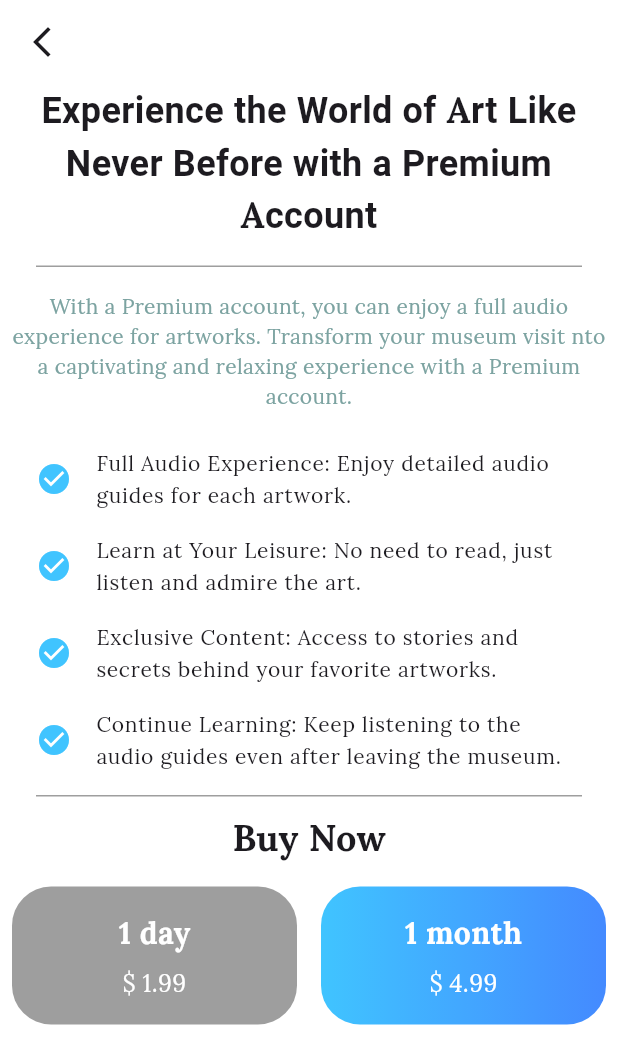
After one commit to LaviniaSurubariu/smart_museum, a Flutter app: the SubscriptionPage screen opened by its route, on a phone screen of 412 x 824 dp. The commit adds this screen. Shown: the top 1064 px of the screen. Run offline on Flutter 3.47's test engine with Material 3 defaults, Android fonts, the phone set to English and light mode, and no system bars; our stand-ins replace audioplayers, cloud_firestore, firebase_auth, firebase_core, firebase_storage, flutter_redux and 7 more; missing offline and left inert: mobile_scanner, redux_epics; accounts and stored records are empty.

Commit message:
add subscription page design

```diff
--- a/lib/main.dart
+++ b/lib/main.dart
@@ -22,6 +22,7 @@ import 'presentation/user_pages/artwork_details_page.dart';
 import 'presentation/user_pages/home_screen.dart';
 import 'presentation/user_pages/profile_page.dart';
 import 'presentation/user_pages/qr_scan_page.dart';
+import 'presentation/user_pages/subscription_page.dart';
 import 'presentation/utils/customTheme.dart';
 import 'reducer/reducer.dart';
 
@@ -68,6 +69,7 @@ class MyApp extends StatelessWidget {
           '/profileAdminPage': (BuildContext context) => const ProfileAdminPage(),
           '/generateQrCodePage': (BuildContext context) => const GenerateQrCodePage(),
           '/artworkDetailsPage': (BuildContext context) => const ArtWorkDetailsPage(),
+          '/subscriptionPage': (BuildContext context) => const SubscriptionPage(),
 
         },
       ),
--- a/lib/presentation/user_pages/profile_page.dart
+++ b/lib/presentation/user_pages/profile_page.dart
@@ -89,7 +89,7 @@ class _ProfilePageState extends State<ProfilePage> {
 
                   /// -- BUTTON
                   SizedBox(
-                    width: 200,
+                    width: 210,
                     child: ElevatedButton(
                       onPressed: () {
                         Navigator.pushReplacementNamed(context, '/updateProfilePage');
@@ -97,6 +97,20 @@ class _ProfilePageState extends State<ProfilePage> {
                       style: ElevatedButton.styleFrom(
                           backgroundColor: Colors.grey, side: BorderSide.none, shape: const StadiumBorder()),
                       child: const Text('Edit Profile', style: TextStyle(color: Colors.black)),
+                    ),
+                  ),
+                  const SizedBox(
+                    height: 20,
+                  ),
+                  SizedBox(
+                    width: 210,
+                    child: ElevatedButton(
+                      onPressed: () {
+                        Navigator.pushReplacementNamed(context, '/subscriptionPage');
+                      },
+                      style: ElevatedButton.styleFrom(
+                          backgroundColor: Colors.lightBlueAccent, side: BorderSide.none, shape: const StadiumBorder()),
+                      child: const Text('Try premium account ', style: TextStyle(color: Colors.black)),
                     ),
                   ),
                   const SizedBox(height: 30),
--- /dev/null
+++ b/lib/presentation/user_pages/subscription_page.dart
@@ -0,0 +1,180 @@
+import 'package:flutter/material.dart';
+import 'package:google_fonts/google_fonts.dart';
+
+class SubscriptionPage extends StatefulWidget {
+  const SubscriptionPage({super.key});
+
+  @override
+  State<SubscriptionPage> createState() => _SubscriptionPageState();
+}
+
+class _SubscriptionPageState extends State<SubscriptionPage> {
+  @override
+  Widget build(BuildContext context) {
+    return Scaffold(
+      appBar: AppBar(
+        leading: IconButton(
+          icon: const Icon(Icons.arrow_back_ios_new),
+          onPressed: () {
+            Navigator.pushReplacementNamed(context, '/profilePage');
+          },
+        ),
+        title: const Text(''),
+      ),
+      body: ListView(
+        children: <Widget>[
+          Padding(
+            padding: const EdgeInsets.only(left: 8.0, right: 8.0),
+            child: Column(
+              crossAxisAlignment: CrossAxisAlignment.start,
+              children: <Widget>[
+                Center(
+                  child: Text(
+                    'Experience the World of Art Like Never Before with a Premium Account',
+                    style: TextStyle(
+                        fontSize: 24, fontWeight: FontWeight.bold, fontFamily: GoogleFonts.breeSerif().fontFamily),
+                    textAlign: TextAlign.center,
+                  ),
+                ),
+                const SizedBox(height: 16),
+                const Padding(
+                  padding: EdgeInsets.only(left: 16.0, right: 16.0),
+                  child: Divider(
+                    height: 1,
+                    color: Colors.grey,
+                  ),
+                ),
+                const SizedBox(height: 16),
+
+                const Text(
+                  'With a Premium account, you can enjoy a full audio experience for artworks. Transform your museum visit nto a captivating and relaxing experience with a Premium account.',
+                  style: TextStyle(
+                    color: Color.fromRGBO(124, 163, 161, 1),
+                  ),
+                  textAlign: TextAlign.center,
+                ),
+                const SizedBox(height: 16),
+                const ListTile(
+                  leading: Icon(Icons.check_circle, color: Colors.lightBlueAccent),
+                  title: Text('Full Audio Experience: Enjoy detailed audio guides for each artwork.',
+                      style: TextStyle(fontSize: 14)),
+                ),
+                const ListTile(
+                  leading: Icon(Icons.check_circle, color: Colors.lightBlueAccent),
+                  title: Text('Learn at Your Leisure: No need to read, just listen and admire the art.',
+                      style: TextStyle(fontSize: 14)),
+                ),
+                const ListTile(
+                  leading: Icon(Icons.check_circle, color: Colors.lightBlueAccent),
+                  title: Text('Exclusive Content: Access to stories and secrets behind your favorite artworks.',
+                      style: TextStyle(fontSize: 14)),
+                ),
+                const ListTile(
+                  leading: Icon(Icons.check_circle, color: Colors.lightBlueAccent),
+                  title: Text('Continue Learning: Keep listening to the audio guides even after leaving the museum.',
+                      style: TextStyle(fontSize: 14)),
+                ),
+                const SizedBox(height: 8),
+                const Padding(
+                  padding: EdgeInsets.only(left: 16.0, right: 16.0, bottom: 10.0),
+                  child: Divider(
+                    height: 1,
+                    color: Colors.grey,
+                  ),
+                ),
+                const Center(
+                  child: Text(
+                    'Buy Now',
+                    style: TextStyle(fontSize: 24, fontWeight: FontWeight.bold),
+                  ),
+                ),
+                const SizedBox(height: 16),
+                Row(
+                  mainAxisAlignment: MainAxisAlignment.spaceEvenly,
+                  children: <Widget>[
+                    Expanded(
+                      child: Material(
+                        color: Colors.transparent,
+                        shadowColor: Colors.white,
+                        child: Container(
+                          decoration: const BoxDecoration(
+                            borderRadius: BorderRadius.all(Radius.circular(26.0)),
+                            color: Colors.grey,
+                          ),
+                          child: const Padding(
+                            padding: EdgeInsets.all(16.0),
+                            child: Center(
+                              child: Column(
+                                crossAxisAlignment: CrossAxisAlignment.start,
+                                children: <Widget>[
+                                  Center(
+                                    child: Text(
+                                      '1 day',
+                                      style: TextStyle(fontSize: 20, fontWeight: FontWeight.bold, color: Colors.white),
+                                    ),
+                                  ),
+                                  SizedBox(height: 8),
+                                  Center(
+                                    child: Text(
+                                      r'$ 1.99',
+                                      style: TextStyle(fontSize: 16, color: Colors.white),
+                                    ),
+                                  ),
+                                ],
+                              ),
+                            ),
+                          ),
+                        ),
+                      ),
+                    ),
+                    const SizedBox(width: 16),
+                    Expanded(
+                      child: Material(
+                        color: Colors.transparent,
+                        shadowColor: Colors.white,
+                        child: Container(
+                          decoration: const BoxDecoration(
+                            borderRadius: BorderRadius.all(Radius.circular(26.0)),
+                            gradient: LinearGradient(
+                              colors: <Color>[
+                                Colors.lightBlueAccent,
+                                Colors.blueAccent,
+                              ],
+                            ),
+                          ),
+                          child: const Padding(
+                            padding: EdgeInsets.all(16.0),
+                            child: Center(
+                              child: Column(
+                                crossAxisAlignment: CrossAxisAlignment.start,
+                                children: <Widget>[
+                                  Center(
+                                    child: Text(
+                                      '1 month',
+                                      style: TextStyle(fontSize: 20, fontWeight: FontWeight.bold, color: Colors.white),
+                                    ),
+                                  ),
+                                  SizedBox(height: 8),
+                                  Center(
+                                    child: Text(
+                                      r'$ 4.99',
+                                      style: TextStyle(fontSize: 16, color: Colors.white),
+                                    ),
+                                  ),
+                                ],
+                              ),
+                            ),
+                          ),
+                        ),
+                      ),
+                    ),
+                  ],
+                ),
+              ],
+            ),
+          ),
+        ],
+      ),
+    );
+  }
+}
```
